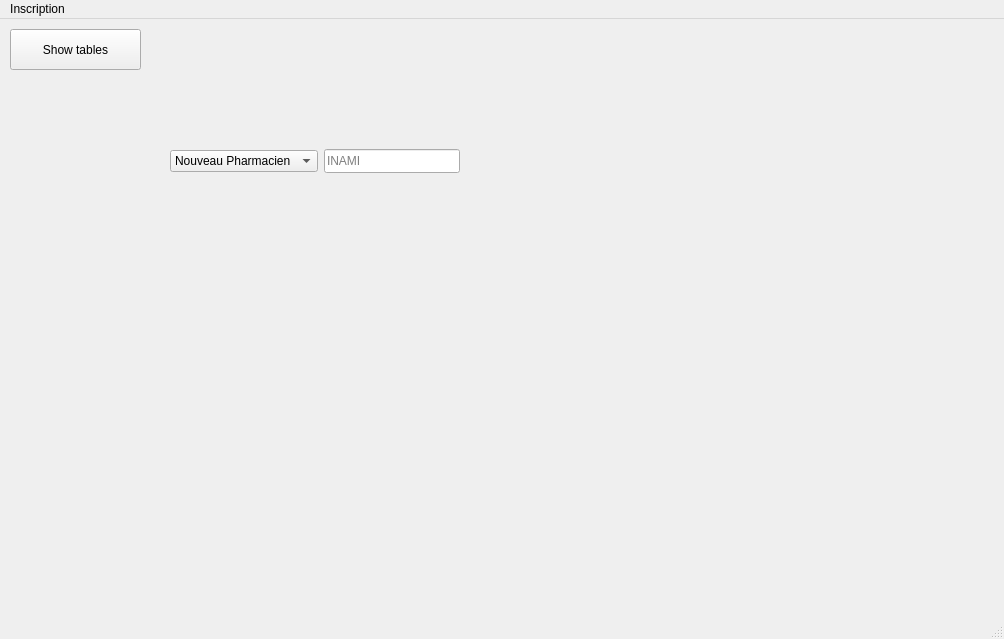
The window that code/gui/gui/mainwindow.ui (JustRayCB/bdd_projet1) describes before a commit, drawn with Qt 5.
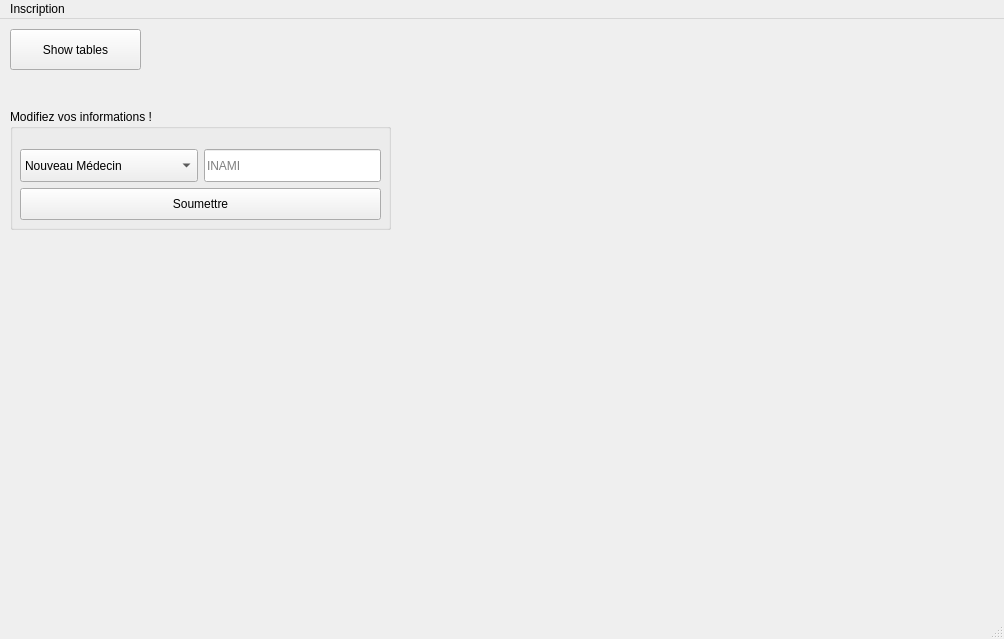
The same window after the commit. Icons and pictures are not drawn.

Commit message: Adding group for edit informations

The edit to the form file:
```diff
--- a/code/gui/gui/mainwindow.ui
+++ b/code/gui/gui/mainwindow.ui
@@ -106,23 +106,38 @@
      </widget>
     </widget>
     <widget class="QWidget" name="accountPage">
+     <widget class="QGroupBox" name="groupBox_2">
+      <property name="geometry">
+       <rect>
+        <x>0</x>
+        <y>30</y>
+        <width>381</width>
+        <height>121</height>
+       </rect>
+      </property>
+      <property name="title">
+       <string>Modifiez vos informations !</string>
+      </property>
      <widget class="QWidget" name="">
       <property name="geometry">
        <rect>
-        <x>160</x>
-        <y>70</y>
-        <width>290</width>
-        <height>24</height>
-       </rect>
-      </property>
+         <x>10</x>
+         <y>40</y>
+         <width>361</width>
+         <height>71</height>
+        </rect>
+       </property>
+       <layout class="QVBoxLayout" name="verticalLayout_2">
+        <item>
       <layout class="QHBoxLayout" name="horizontalLayout_2">
        <item>
-        <widget class="QComboBox" name="editMP">
-         <item>
-          <property name="text">
-           <string>Nouveau Pharmacien</string>
-          </property>
-         </item>
+           <widget class="QComboBox" name="comboBox">
+            <property name="sizePolicy">
+             <sizepolicy hsizetype="Preferred" vsizetype="Preferred">
+              <horstretch>0</horstretch>
+              <verstretch>0</verstretch>
+             </sizepolicy>
+            </property>
          <item>
           <property name="text">
            <string>Nouveau Médecin</string>
@@ -133,7 +148,7 @@
        <item>
         <widget class="QLineEdit" name="editMPText">
          <property name="sizePolicy">
-          <sizepolicy hsizetype="Expanding" vsizetype="Preferred">
+             <sizepolicy hsizetype="Preferred" vsizetype="Preferred">
            <horstretch>0</horstretch>
            <verstretch>0</verstretch>
           </sizepolicy>
@@ -147,6 +162,22 @@
         </widget>
        </item>
       </layout>
+        </item>
+        <item>
+         <widget class="QPushButton" name="pushButton_2">
+          <property name="sizePolicy">
+           <sizepolicy hsizetype="Preferred" vsizetype="Preferred">
+            <horstretch>0</horstretch>
+            <verstretch>0</verstretch>
+           </sizepolicy>
+          </property>
+          <property name="text">
+           <string>Soumettre</string>
+          </property>
+         </widget>
+        </item>
+       </layout>
+      </widget>
      </widget>
     </widget>
    </widget>
```
Left out of the diff: 13 changed lines with no effect on the pictures. Lines whose indentation alone changed are shown as unchanged. The commit also changes 2 other files.
